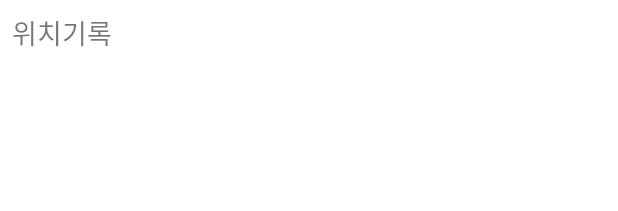
After one commit to bae1022/Blooming, an Android app: the layout activity_location.xml on its own in the app's theme, with its tools: preview values and no code run, on a phone screen of 412 x 824 dp. The commit adds this screen. Shown: the top 211 px of the screen. Run offline under Robolectric (Android 15) with nearby library versions, the phone set to English and light mode, and no system bars.

Commit message:
location activity add

```diff
--- a/app/src/main/AndroidManifest.xml
+++ b/app/src/main/AndroidManifest.xml
@@ -24,6 +24,7 @@
         </activity>
         <activity android:name=".diaryActivity" />
         <activity android:name=".CardDetailsActivity" />
+        <activity android:name=".LocationMemoActivity" />
     </application>
 
     <uses-permission android:name="android.permission.FOREGROUND_SERVICE"/>
--- /dev/null
+++ b/app/src/main/java/swcontest/dwu/blooming/LocationMemoActivity.java
@@ -0,0 +1,16 @@
+package swcontest.dwu.blooming;
+
+import android.os.Bundle;
+
+import androidx.annotation.Nullable;
+import androidx.appcompat.app.AppCompatActivity;
+
+public class LocationMemoActivity extends AppCompatActivity {
+
+    protected  void onCreate(@Nullable Bundle savedInstanceState) {
+
+        super.onCreate(savedInstanceState);
+        setContentView(R.layout.activity_location);
+    }
+
+}
--- a/app/src/main/java/swcontest/dwu/blooming/MainActivity.java
+++ b/app/src/main/java/swcontest/dwu/blooming/MainActivity.java
@@ -30,6 +30,10 @@ public class MainActivity extends AppCompatActivity {
         Intent intent = null;
 
         switch (v.getId()) {
+            case R.id.btn_location: // 위치 기록
+                intent = new Intent(this, LocationMemoActivity.class);
+                break;
+
             case R.id.btn_life: //일상 기록
                 intent = new Intent(this, DailyMemoActivity.class);
                 break;
--- /dev/null
+++ b/app/src/main/res/layout/activity_location.xml
@@ -0,0 +1,20 @@
+<?xml version="1.0" encoding="utf-8"?>
+<androidx.constraintlayout.widget.ConstraintLayout
+    xmlns:android="http://schemas.android.com/apk/res/android"
+    xmlns:app="http://schemas.android.com/apk/res-auto"
+    xmlns:tools="http://schemas.android.com/tools"
+    android:layout_width="match_parent"
+    android:layout_height="match_parent">
+
+    <TextView
+        android:id="@+id/textView3"
+        android:layout_width="wrap_content"
+        android:layout_height="wrap_content"
+        android:layout_marginStart="8dp"
+        android:layout_marginLeft="8dp"
+        android:layout_marginTop="8dp"
+        android:text="위치기록"
+        android:textSize="18sp"
+        app:layout_constraintStart_toStartOf="parent"
+        app:layout_constraintTop_toTopOf="parent" />
+</androidx.constraintlayout.widget.ConstraintLayout>
```
